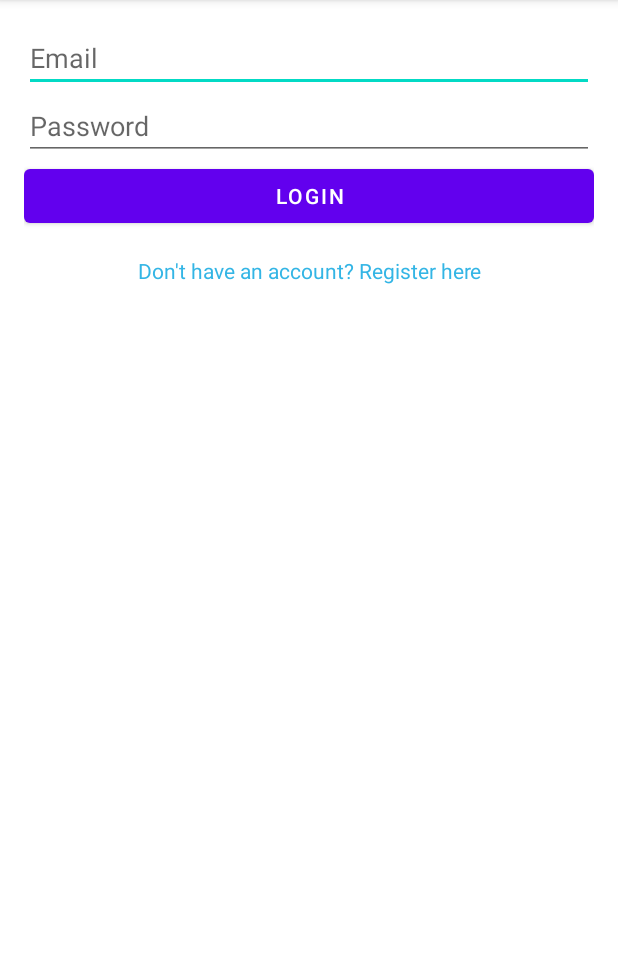
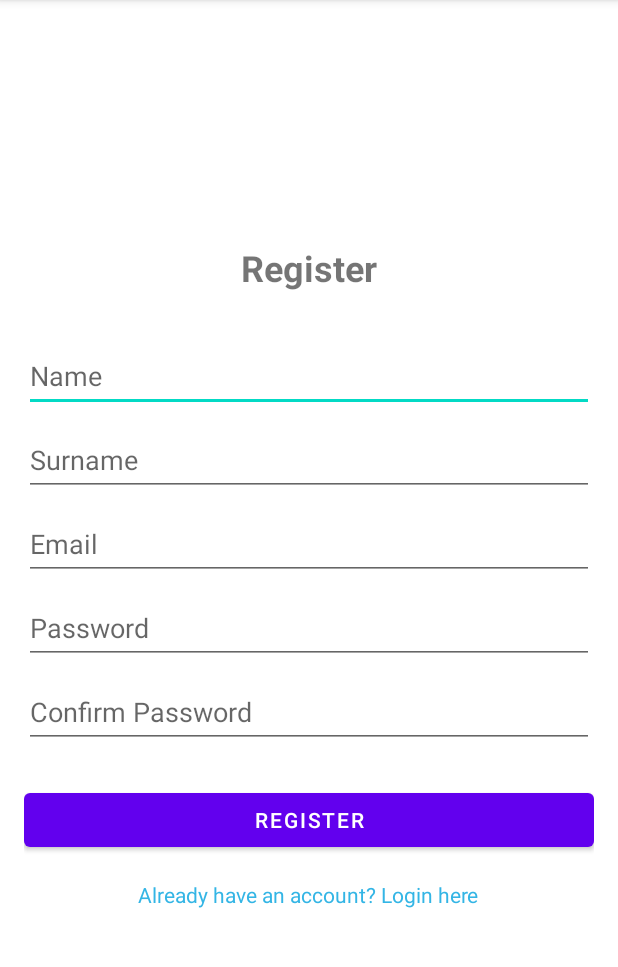
Before and after one commit to umay-project/UMAY-AndroidApp, an Android app: the screen it shows after launch (LoginActivity before the commit, RegisterActivity after it), after a tap on "Don't have an account? Register here", on a phone screen of 412 x 824 dp, the part 84-1051 px from its top. Run offline under Robolectric (Android 15) with nearby library versions, the phone set to English and light mode, and no system bars; our stand-ins replace Firebase (no records; nobody signed in at launch, a user with empty details on screens opened directly).

Commit message:
Operator role, its button for listening, registration is created

```diff
--- a/app/build.gradle.kts
+++ b/app/build.gradle.kts
@@ -65,6 +65,8 @@ dependencies {
 
     implementation ("com.squareup.retrofit2:retrofit:2.9.0")
     implementation ("com.squareup.retrofit2:converter-gson:2.9.0")
+    implementation ("com.google.firebase:firebase-firestore")
+
 
 
 
--- a/app/src/main/AndroidManifest.xml
+++ b/app/src/main/AndroidManifest.xml
@@ -22,7 +22,7 @@
             android:value="@string/google_maps_key" />
 
         <activity
-            android:name=".ui.LoginActivity"
+            android:name=".ui.login.LoginActivity"
             android:exported="true">
             <intent-filter>
                 <action android:name="android.intent.action.MAIN" />
@@ -30,6 +30,8 @@
             </intent-filter>
         </activity>
 
+        <activity android:name=".ui.login.RegisterActivity" />
+
         <activity android:name=".MainActivity" />
     </application>
 
--- a/app/src/main/java/com/example/rescueapp/LoginActivity.kt
+++ b/app/src/main/java/com/example/rescueapp/ui/login/LoginActivity.kt
@@ -1,4 +1,4 @@
-package com.example.rescueapp.ui
+package com.example.rescueapp.ui.login
 
 import android.content.Intent
 import android.os.Bundle
@@ -42,7 +42,8 @@ class LoginActivity : AppCompatActivity() {
         }
 
         registerTextView.setOnClickListener {
-
+            val intent = Intent(this, RegisterActivity::class.java)
+            startActivity(intent)
         }
     }
 
--- /dev/null
+++ b/app/src/main/java/com/example/rescueapp/ui/login/RegisterActivity.kt
@@ -0,0 +1,101 @@
+package com.example.rescueapp.ui.login
+
+import android.content.Intent
+import android.os.Bundle
+import android.util.Log
+import android.widget.Button
+import android.widget.EditText
+import android.widget.TextView
+import android.widget.Toast
+import androidx.appcompat.app.AppCompatActivity
+import com.example.rescueapp.R
+import com.google.firebase.auth.FirebaseAuth
+import com.google.firebase.firestore.FirebaseFirestore
+
+class RegisterActivity : AppCompatActivity() {
+
+    private lateinit var nameEditText: EditText
+    private lateinit var surnameEditText: EditText
+    private lateinit var emailEditText: EditText
+    private lateinit var passwordEditText: EditText
+    private lateinit var confirmPasswordEditText: EditText
+    private lateinit var registerButton: Button
+    private lateinit var loginRedirectText: TextView
+
+    private lateinit var auth: FirebaseAuth
+    private lateinit var db: FirebaseFirestore
+
+    override fun onCreate(savedInstanceState: Bundle?) {
+        super.onCreate(savedInstanceState)
+        setContentView(R.layout.activity_register)
+
+        auth = FirebaseAuth.getInstance()
+        db = FirebaseFirestore.getInstance()
+
+        nameEditText = findViewById(R.id.nameEditText)
+        surnameEditText = findViewById(R.id.surnameEditText)
+        emailEditText = findViewById(R.id.emailEditText)
+        passwordEditText = findViewById(R.id.passwordEditText)
+        confirmPasswordEditText = findViewById(R.id.confirmPasswordEditText)
+        registerButton = findViewById(R.id.registerButton)
+        loginRedirectText = findViewById(R.id.loginRedirectText)
+
+        registerButton.setOnClickListener {
+            registerUser()
+        }
+
+        loginRedirectText.setOnClickListener {
+            val intent = Intent(this, LoginActivity::class.java)
+            startActivity(intent)
+            finish()
+        }
+    }
+
+    private fun registerUser() {
+        val name = nameEditText.text.toString().trim()
+        val surname = surnameEditText.text.toString().trim()
+        val email = emailEditText.text.toString().trim()
+        val password = passwordEditText.text.toString().trim()
+        val confirmPassword = confirmPasswordEditText.text.toString().trim()
+
+        if (name.isEmpty() || surname.isEmpty() || email.isEmpty() || password.isEmpty() || confirmPassword.isEmpty()) {
+            Toast.makeText(this, "All fields are required", Toast.LENGTH_SHORT).show()
+            return
+        }
+
+        if (password != confirmPassword) {
+            Toast.makeText(this, "Passwords do not match", Toast.LENGTH_SHORT).show()
+            return
+        }
+
+        auth.createUserWithEmailAndPassword(email, password)
+            .addOnCompleteListener(this) { task ->
+                if (task.isSuccessful) {
+                    // Add user data to Firestore
+                    val userId = auth.currentUser?.uid ?: ""
+                    val user = mapOf(
+                        "name" to name,
+                        "surname" to surname,
+                        "email" to email,
+                        "role" to "User" // Default role for new users
+                    )
+
+                    db.collection("users").document(userId)
+                        .set(user)
+                        .addOnSuccessListener {
+                            Log.d("Firestore", "User added successfully")
+                        }
+                        .addOnFailureListener { e ->
+                            Log.e("Firestore", "Error adding user", e)
+                        }
+
+                    Toast.makeText(this, "Registration successful!", Toast.LENGTH_SHORT).show()
+                    val intent = Intent(this, LoginActivity::class.java)
+                    startActivity(intent)
+                    finish()
+                } else {
+                    Toast.makeText(this, "Registration failed: ${task.exception?.message}", Toast.LENGTH_SHORT).show()
+                }
+            }
+    }
+}
--- /dev/null
+++ b/app/src/main/java/com/example/rescueapp/ui/models/User.kt
@@ -0,0 +1,4 @@
+package com.example.rescueapp.ui.models
+
+class User {
+}
--- a/app/src/main/java/com/example/rescueapp/ui/notifications/NotificationsFragment.kt
+++ b/app/src/main/java/com/example/rescueapp/ui/notifications/NotificationsFragment.kt
@@ -10,7 +10,7 @@ import androidx.lifecycle.ViewModelProvider
 import com.example.rescueapp.databinding.FragmentNotificationsBinding
 import com.google.firebase.auth.FirebaseAuth
 import android.content.Intent
-import com.example.rescueapp.ui.LoginActivity
+import com.example.rescueapp.ui.login.LoginActivity
 
 class NotificationsFragment : Fragment() {
 
--- /dev/null
+++ b/app/src/main/res/layout/activity_register.xml
@@ -0,0 +1,70 @@
+<?xml version="1.0" encoding="utf-8"?>
+<LinearLayout xmlns:android="http://schemas.android.com/apk/res/android"
+    android:layout_width="match_parent"
+    android:layout_height="match_parent"
+    android:orientation="vertical"
+    android:gravity="center"
+    android:padding="16dp">
+
+    <TextView
+        android:id="@+id/registerTitle"
+        android:layout_width="wrap_content"
+        android:layout_height="wrap_content"
+        android:text="Register"
+        android:textSize="24sp"
+        android:layout_marginBottom="24dp"
+        android:textStyle="bold" />
+
+    <EditText
+        android:id="@+id/nameEditText"
+        android:layout_width="match_parent"
+        android:layout_height="48dp"
+        android:hint="Name"
+        android:layout_marginTop="8dp" />
+
+    <EditText
+        android:id="@+id/surnameEditText"
+        android:layout_width="match_parent"
+        android:layout_height="48dp"
+        android:hint="Surname"
+        android:layout_marginTop="8dp" />
+
+    <EditText
+        android:id="@+id/emailEditText"
+        android:layout_width="match_parent"
+        android:layout_height="48dp"
+        android:hint="Email"
+        android:inputType="textEmailAddress"
+        android:layout_marginTop="8dp" />
+
+    <EditText
+        android:id="@+id/passwordEditText"
+        android:layout_width="match_parent"
+        android:layout_height="48dp"
+        android:hint="Password"
+        android:inputType="textPassword"
+        android:layout_marginTop="8dp" />
+
+    <EditText
+        android:id="@+id/confirmPasswordEditText"
+        android:layout_width="match_parent"
+        android:layout_height="48dp"
+        android:hint="Confirm Password"
+        android:inputType="textPassword"
+        android:layout_marginTop="8dp" />
+
+    <Button
+        android:id="@+id/registerButton"
+        android:layout_width="match_parent"
+        android:layout_height="wrap_content"
+        android:text="REGISTER"
+        android:layout_marginTop="24dp" />
+
+    <TextView
+        android:id="@+id/loginRedirectText"
+        android:layout_width="wrap_content"
+        android:layout_height="wrap_content"
+        android:text="Already have an account? Login here"
+        android:layout_marginTop="16dp"
+        android:textColor="@android:color/holo_blue_light" />
+</LinearLayout>
--- a/app/src/main/res/menu/bottom_nav_menu.xml
+++ b/app/src/main/res/menu/bottom_nav_menu.xml
@@ -13,7 +13,7 @@
 
     <item
         android:id="@+id/navigation_notifications"
-        android:icon="@drawable/ic_notifications_black_24dp"
+        android:icon="@drawable/user"
         android:title="@string/title_notifications" />
 
 </menu>
--- a/app/src/main/res/navigation/mobile_navigation.xml
+++ b/app/src/main/res/navigation/mobile_navigation.xml
@@ -22,4 +22,9 @@
         android:name="com.example.rescueapp.ui.notifications.NotificationsFragment"
         android:label="@string/title_notifications"
         tools:layout="@layout/fragment_notifications" />
+    <fragment
+        android:id="@+id/navigation_operator"
+        android:name="com.example.rescueapp.ui.operator.OperatorFragment"
+        android:label="@string/title_operators"
+        tools:layout="@layout/fragment_operator" />
 </navigation>
--- a/app/src/main/res/values/strings.xml
+++ b/app/src/main/res/values/strings.xml
@@ -1,6 +1,7 @@
 <resources>
     <string name="app_name">RescueApp</string>
-    <string name="title_home">Home</string>
+    <string name="title_home">Map</string>
     <string name="title_dashboard">Dashboard</string>
-    <string name="title_notifications">Notifications</string>
+    <string name="title_notifications">Profile</string>
+    <string name="title_operators">Operator</string>
 </resources>
```
Also changed, not shown: app/src/main/java/com/example/rescueapp/MainActivity.kt (+44 -3 lines), app/src/main/java/com/example/rescueapp/ui/home/HomeFragment.kt (+7 -0 lines), app/src/main/java/com/example/rescueapp/ui/operator/OperatorFragment.kt (added, +107 -0 lines), app/src/main/res/layout/activity_login.xml (+34 -5 lines), app/src/main/res/layout/fragment_operator.xml (added, +21 -0 lines), app/src/main/res/drawable/logo_transparent.png (added), app/src/main/res/drawable/operator.png (added), app/src/main/res/drawable/user.png (added).
